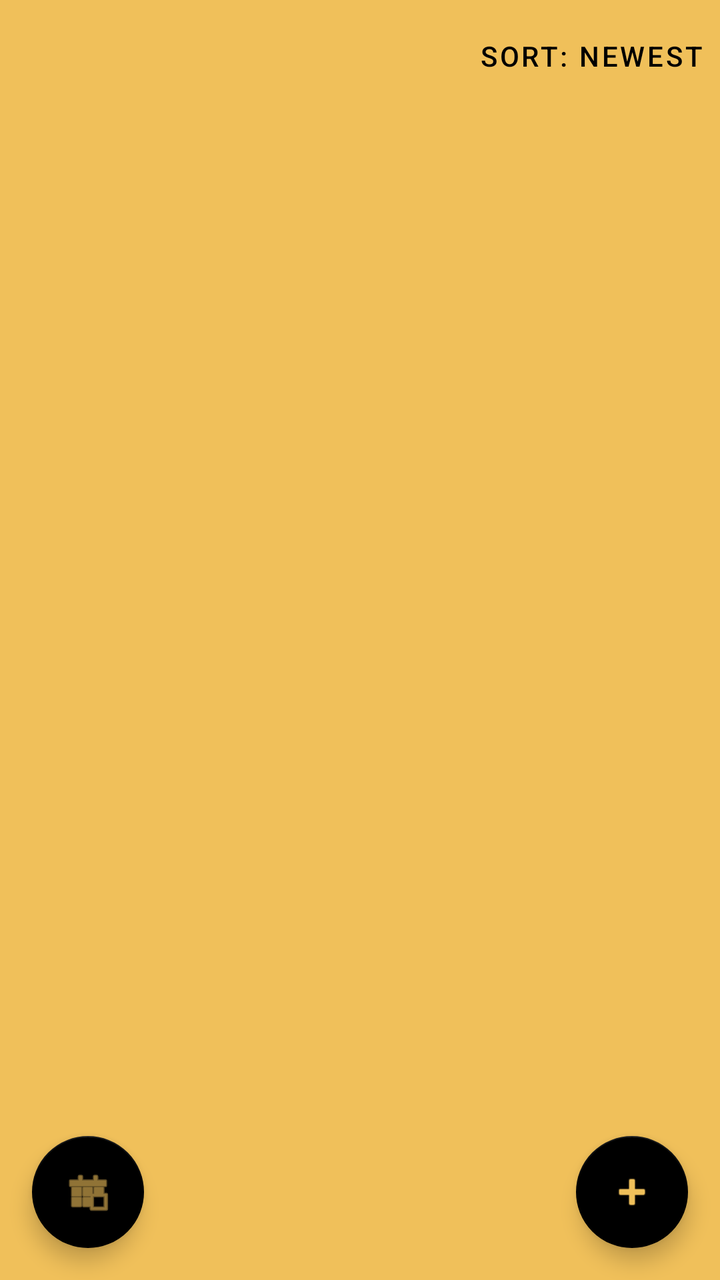
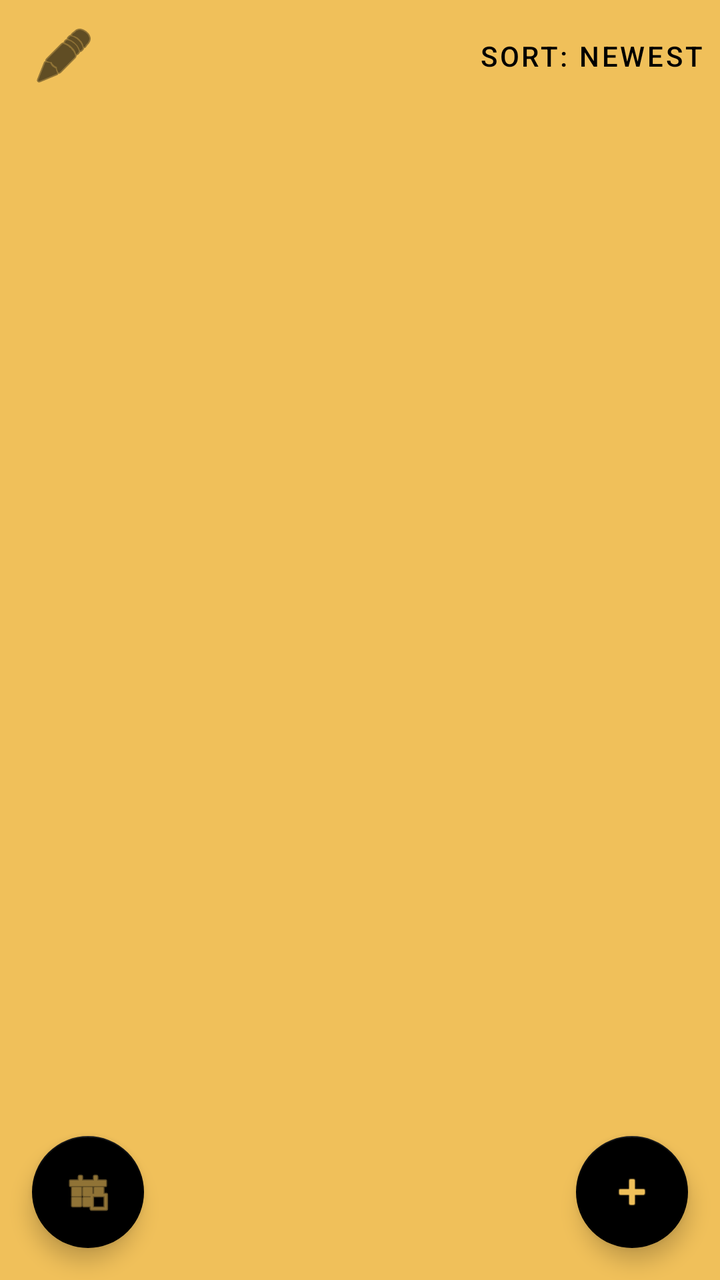

Before-and-after screenshots of an Android layout around one commit, followed by the original layout XML and the change that was made.
<!-- AndroidManifest.xml: application theme Theme.IdeasTracker -->
<!-- res/layout/activity_main.xml -->
<?xml version="1.0" encoding="utf-8"?>
<androidx.coordinatorlayout.widget.CoordinatorLayout xmlns:android="http://schemas.android.com/apk/res/android"
    xmlns:app="http://schemas.android.com/apk/res-auto"
    android:layout_width="match_parent"
    android:layout_height="match_parent">

    <LinearLayout
        android:layout_width="match_parent"
        android:layout_height="match_parent"
        android:orientation="vertical">

        <com.google.android.material.appbar.MaterialToolbar
            android:id="@+id/toolbar"
            android:layout_width="match_parent"
            android:layout_height="?attr/actionBarSize"
            android:background="?attr/colorPrimary">

            <Button
                android:id="@+id/btnSort"
                style="@style/Widget.MaterialComponents.Button.TextButton"
                android:layout_width="wrap_content"
                android:layout_height="wrap_content"
                android:layout_gravity="end"
                android:text="@string/sort_newest"
                android:textColor="@color/black" />

        </com.google.android.material.appbar.MaterialToolbar>

        
        <LinearLayout
            android:id="@+id/navHeader"
            android:layout_width="match_parent"
            android:layout_height="wrap_content"
            android:background="?attr/colorPrimary"
            android:orientation="horizontal"
            android:padding="8dp"
            android:gravity="center">

            <TextView
                android:id="@+id/tvLeftNav"
                android:layout_width="0dp"
                android:layout_height="wrap_content"
                android:layout_weight="1"
                android:gravity="start|center_vertical"
                android:textSize="14sp"
                android:textColor="@color/black" />

            <TextView
                android:id="@+id/tvCenterNav"
                android:layout_width="0dp"
                android:layout_height="wrap_content"
                android:layout_weight="1"
                android:gravity="center"
                android:textSize="18sp"
                android:textStyle="bold"
                android:textColor="@color/black" />

            <TextView
                android:id="@+id/tvRightNav"
                android:layout_width="0dp"
                android:layout_height="wrap_content"
                android:layout_weight="1"
                android:gravity="end|center_vertical"
                android:textSize="14sp"
                android:textColor="@color/black" />

        </LinearLayout>

        <com.google.android.material.tabs.TabLayout
            android:id="@+id/tabLayout"
            android:layout_width="match_parent"
            android:layout_height="wrap_content"
            android:background="?attr/colorPrimary"
            android:visibility="gone" />

        <androidx.viewpager2.widget.ViewPager2
            android:id="@+id/viewPager"
            android:layout_width="match_parent"
            android:layout_height="0dp"
            android:layout_weight="1" />

    </LinearLayout>

    <com.google.android.material.floatingactionbutton.FloatingActionButton
        android:id="@+id/btnCalendar"
        android:layout_width="wrap_content"
        android:layout_height="wrap_content"
        android:layout_gravity="bottom|start"
        android:layout_margin="16dp"
        app:backgroundTint="@color/black"
        app:srcCompat="@android:drawable/ic_menu_today"
        app:tint="@color/mimosa" />

    <com.google.android.material.floatingactionbutton.FloatingActionButton
        android:id="@+id/fabAdd"
        android:layout_width="wrap_content"
        android:layout_height="wrap_content"
        android:layout_gravity="bottom|end"
        android:layout_margin="16dp"
        app:backgroundTint="@color/black"
        app:srcCompat="@android:drawable/ic_input_add"
        app:tint="@color/mimosa" />

</androidx.coordinatorlayout.widget.CoordinatorLayout>
<!-- resources referenced by this layout -->
<resources>
  <color name="black">#FF000000</color>
  <color name="mimosa">#F0C05A</color>
  <string name="sort_newest">Sort: Newest</string>
  <style name="Theme.IdeasTracker" parent="Theme.MaterialComponents.Light.NoActionBar">
          
          <item name="colorPrimary">@color/colorPrimary</item>
          <item name="colorPrimaryVariant">@color/colorPrimaryDark</item>
          
          <item name="colorSecondary">@color/colorAccent</item>
          <item name="colorSecondaryVariant">@color/colorAccent</item>
          
          <item name="android:statusBarColor">?attr/colorPrimaryVariant</item>
          
          <item name="android:windowBackground">@color/mimosa</item>
      </style>
  <color name="colorPrimary">#F0C05A</color>
  <color name="colorPrimaryDark">#D6A84E</color>
  <color name="colorAccent">#000000</color>
</resources>

<!-- the commit's change to res/layout/activity_main.xml (unified diff, before → after) -->
@@ -14,6 +14,15 @@
             android:layout_width="match_parent"
             android:layout_height="?attr/actionBarSize"
             android:background="?attr/colorPrimary">
+
+            <ImageButton
+                android:id="@+id/btnNotes"
+                android:layout_width="wrap_content"
+                android:layout_height="wrap_content"
+                android:layout_gravity="start"
+                android:background="?attr/selectableItemBackgroundBorderless"
+                android:src="@android:drawable/ic_menu_edit"
+                app:tint="@color/black" />
 
             <Button
                 android:id="@+id/btnSort"
